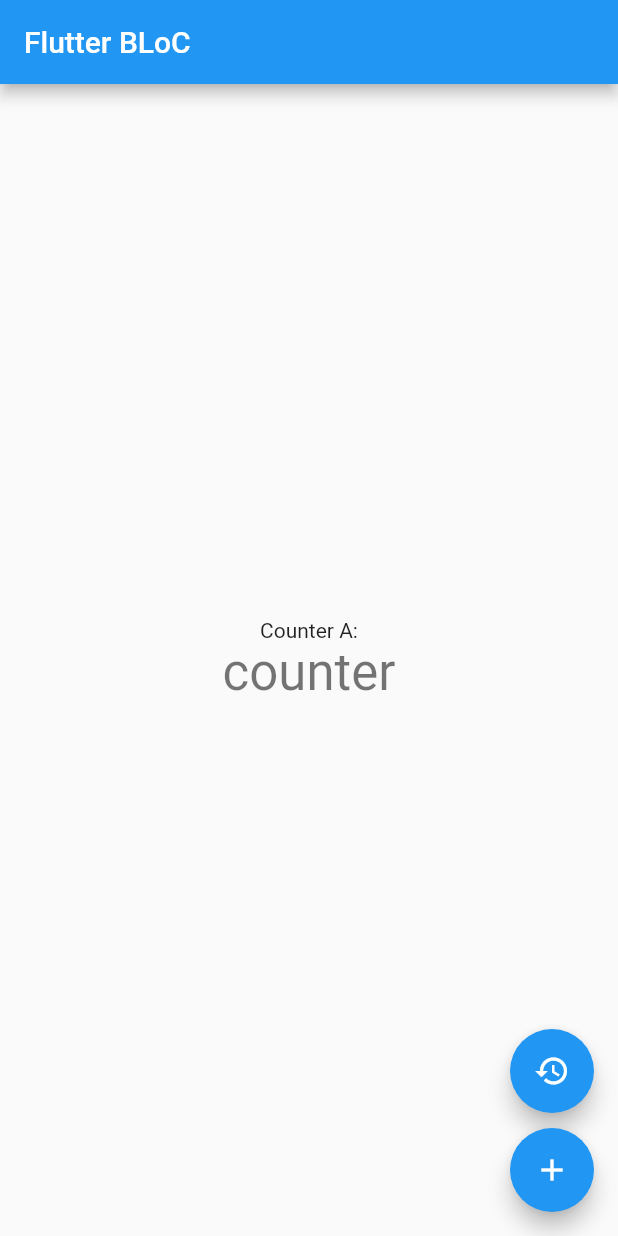
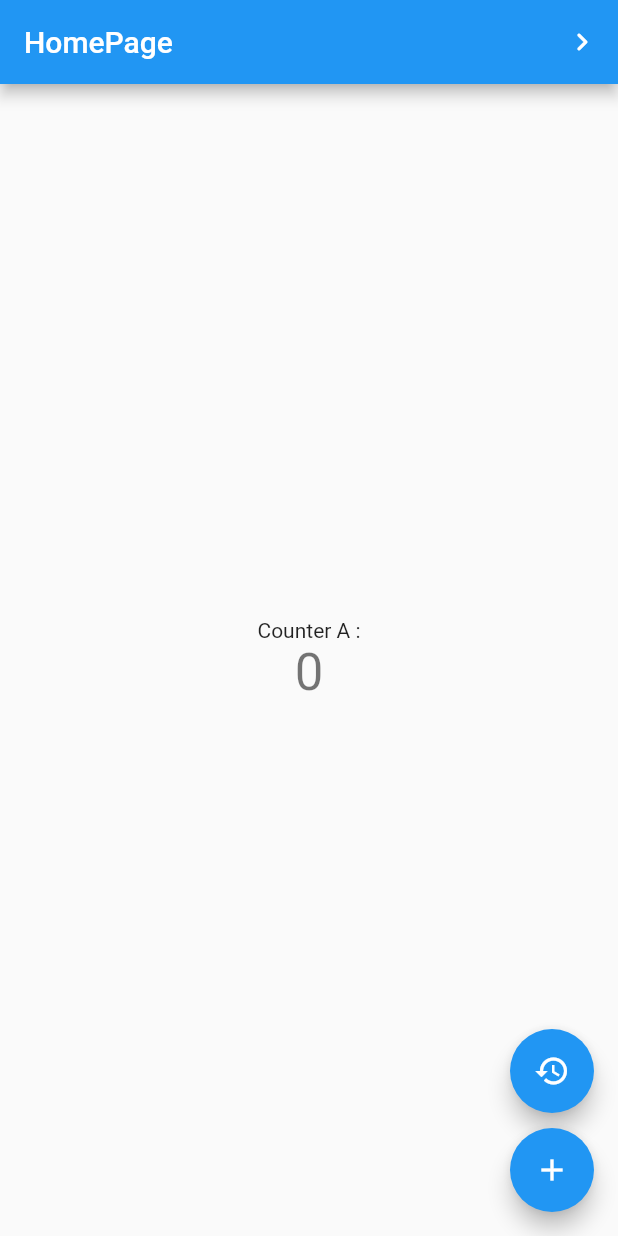
Before and after one commit to gitTcYuu/flutter_learn_bloc, a Flutter app: the screen it shows after launch, after a tap on the "restore" icon, on a phone screen of 412 x 824 dp. Run offline on Flutter 3.47's test engine with Material 2 defaults, Android fonts, the phone set to English and light mode, and no system bars; our stand-ins replace equatable, flutter_bloc.

Commit message:
Add : Bloc State Management in  App

```diff
--- a/lib/blocs/counter_a/counter_a_bloc.dart
+++ b/lib/blocs/counter_a/counter_a_bloc.dart
@@ -1,20 +1,19 @@
-import 'package:bloc/bloc.dart';
 import 'package:equatable/equatable.dart';
+import 'package:flutter_bloc/flutter_bloc.dart';
 
 part 'counter_a_event.dart';
 part 'counter_a_state.dart';
 
 class CounterABloc extends Bloc<CounterAEvent, CounterAState> {
-  CounterABloc() : super(CounterAState(count: 0)) {
-
+  CounterABloc() : super(const CounterAState(count: 0)) {
     //Add Event
     on<CounterAEventAdd>((event, emit) {
-
+      emit(state.copyWith(count: state.count + 1));
     });
 
     //Reset Event
-    on<CounterAEventAdd>((event, emit) {
-
+    on<CounterAEventReset>((event, emit) {
+      emit(state.copyWith(count: 0));
     });
   }
 }
--- a/lib/blocs/counter_b/counter_b_event.dart
+++ b/lib/blocs/counter_b/counter_b_event.dart
@@ -6,3 +6,7 @@ abstract class CounterBEvent extends Equatable {
   @override
   List<Object> get props => [];
 }
+
+class CounterBEventAdd extends CounterBEvent {}
+
+class CounterBEventReset extends CounterBEvent {}
--- a/lib/blocs/counter_b/counter_b_state.dart
+++ b/lib/blocs/counter_b/counter_b_state.dart
@@ -1,10 +1,15 @@
 part of 'counter_b_bloc.dart';
 
-abstract class CounterBState extends Equatable {
-  const CounterBState();
+class CounterBState extends Equatable {
+  final int count;
+  const CounterBState({required this.count});
+
+  CounterBState copyWith({int? count}) {
+    return CounterBState(count: count ?? this.count);
+  }
 
   @override
-  List<Object> get props => [];
+  List<Object> get props => [
+        count,
+      ];
 }
-
-class CounterBInitial extends CounterBState {}
--- a/lib/main.dart
+++ b/lib/main.dart
@@ -1,5 +1,9 @@
 import 'package:flutter/material.dart';
+import 'package:flutter_bloc/flutter_bloc.dart';
+import 'package:flutter_learn_bloc/blocs/counter_a/counter_a_bloc.dart';
+import 'package:flutter_learn_bloc/blocs/counter_b/counter_b_bloc.dart';
 import 'package:flutter_learn_bloc/pages/home.dart';
+import 'package:flutter_learn_bloc/pages/route.dart';
 
 void main() {
   runApp(const MyApp());
@@ -10,12 +14,23 @@ class MyApp extends StatelessWidget {
 
   @override
   Widget build(BuildContext context) {
-    return MaterialApp(
-      title: 'Flutter Demo',
-      theme: ThemeData(
-        primarySwatch: Colors.blue,
+    final counterA = BlocProvider(create: ((context) => CounterABloc()));
+    final counterB = BlocProvider(create: ((context) => CounterBBloc()));
+
+    return MultiBlocProvider(
+      providers: [
+        counterA,
+        counterB,
+      ],
+      child: MaterialApp(
+        debugShowCheckedModeBanner: false,
+        title: 'Flutter BLoC',
+        routes: AppRoute().getRouteAll,
+        theme: ThemeData(
+          primarySwatch: Colors.blue,
+        ),
+        home: const MyHomePage(title: 'HomePage'),
       ),
-      home: const MyHomePage(title: 'Flutter BLoC'),
     );
   }
 }
--- a/lib/pages/home.dart
+++ b/lib/pages/home.dart
@@ -1,4 +1,7 @@
 import 'package:flutter/material.dart';
+import 'package:flutter_bloc/flutter_bloc.dart';
+import 'package:flutter_learn_bloc/blocs/counter_a/counter_a_bloc.dart';
+import 'package:flutter_learn_bloc/pages/route.dart';
 
 class MyHomePage extends StatefulWidget {
   const MyHomePage({Key? key, required this.title}) : super(key: key);
@@ -15,26 +18,35 @@ class _MyHomePageState extends State<MyHomePage> {
     return Scaffold(
       appBar: AppBar(
         title: Text(widget.title),
+        actions: [
+          IconButton(
+            onPressed: () => Navigator.pushNamed(context, AppRoute.another),
+            icon: const Icon(Icons.chevron_right_rounded),
+          )
+        ],
       ),
-      body: Center(
+      body: BlocBuilder<CounterABloc, CounterAState>(builder: (context, state) {
+        return Center(
           child: Column(
             mainAxisAlignment: MainAxisAlignment.center,
-          children: <Widget>[
+            children: [
               const Text(
-              'Counter A:',
+                'Counter A :',
               ),
               Text(
-              'counter',
+                '${state.count}',
                 style: Theme.of(context).textTheme.headline4,
               ),
             ],
           ),
-      ),
+        );
+      }),
       floatingActionButton: Column(
         mainAxisAlignment: MainAxisAlignment.end,
         children: [
           FloatingActionButton(
-            onPressed: () {},
+            onPressed: () =>
+                context.read<CounterABloc>().add(CounterAEventReset()),
             tooltip: 'Reset',
             child: const Icon(Icons.restore),
           ),
@@ -42,7 +54,8 @@ class _MyHomePageState extends State<MyHomePage> {
             height: 10,
           ),
           FloatingActionButton(
-            onPressed: () {},
+            onPressed: () =>
+                context.read<CounterABloc>().add(CounterAEventAdd()),
             tooltip: 'Increment',
             child: const Icon(Icons.add),
           ),
--- /dev/null
+++ b/lib/pages/route.dart
@@ -0,0 +1,15 @@
+import 'package:flutter/cupertino.dart';
+import 'package:flutter_learn_bloc/pages/another_page.dart';
+import 'package:flutter_learn_bloc/pages/home.dart';
+
+class AppRoute {
+  static const home = 'home';
+  static const another = 'another';
+
+  final _route = <String, WidgetBuilder>{
+    home: (context) => const MyHomePage(title: 'HomePage'),
+    another: (context) => const AnotherPage(title: 'AnotherPage'),
+  };
+
+  get getRouteAll => _route;
+}
```
Also changed, not shown: lib/blocs/bloc_observer.dart (added, +28 -0 lines), lib/blocs/counter_b/counter_b_bloc.dart (+10 -4 lines), lib/pages/another_page.dart (added, +123 -0 lines). Lines whose indentation alone changed are shown as unchanged.
